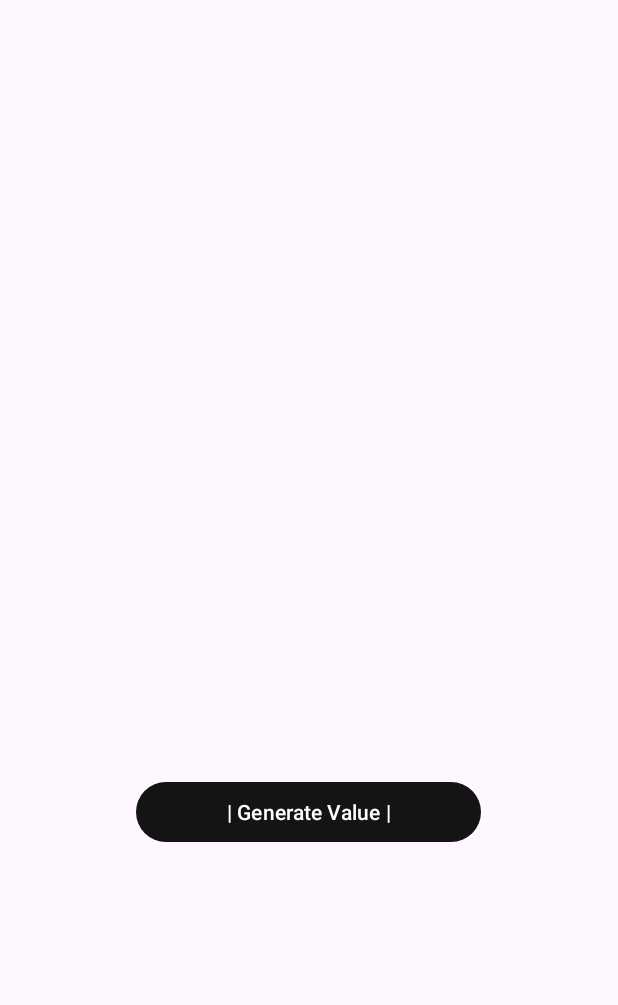
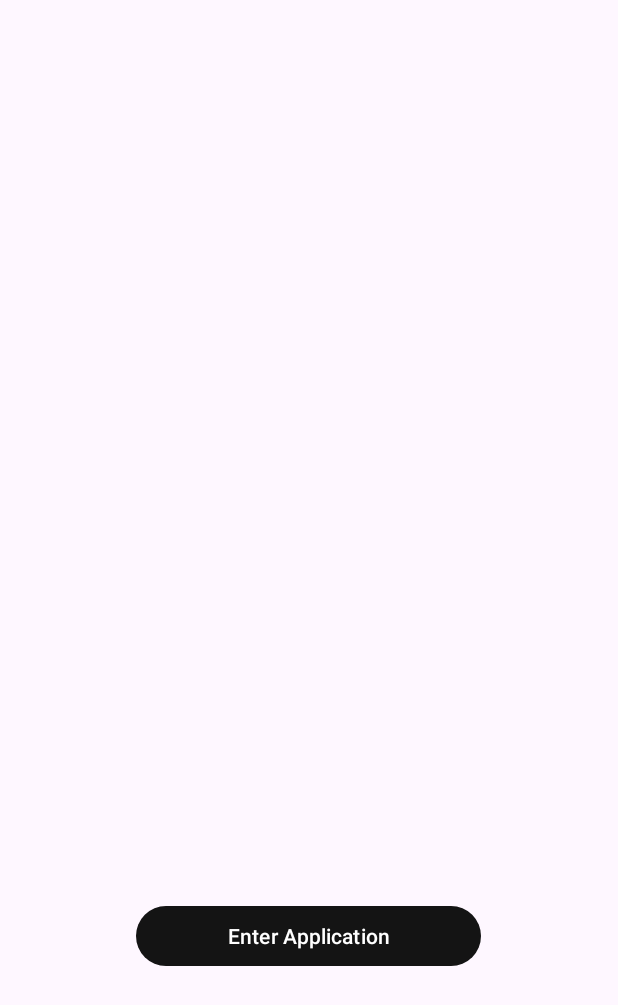
Before and after one commit to RealRyanJames/UIGenerationLister, an Android app: the screen it shows after launch (MainActivity), on a phone screen of 412 x 824 dp. Shown: the top 1005 px of the screen. Run offline under Robolectric (Android 15) with nearby library versions, the phone set to English and light mode, and no system bars.

Commit message:
added a new view for starting page

```diff
--- a/app/src/main/AndroidManifest.xml
+++ b/app/src/main/AndroidManifest.xml
@@ -21,6 +21,10 @@
                 <category android:name="android.intent.category.LAUNCHER" />
             </intent-filter>
         </activity>
+        <activity
+            android:name=".StartingMainScreen"
+            android:exported="false"
+            android:windowSoftInputMode="adjustResize" />
     </application>
 
 </manifest>
--- a/app/src/main/java/com/example/outputmessage/MainActivity.kt
+++ b/app/src/main/java/com/example/outputmessage/MainActivity.kt
@@ -1,58 +1,34 @@
 package com.example.outputmessage
 
-import android.annotation.SuppressLint
+import android.content.Intent
 import android.graphics.Color
 import android.os.Bundle
 import android.widget.Button
-import android.widget.LinearLayout
-import android.widget.TextView
 import androidx.activity.enableEdgeToEdge
 import androidx.appcompat.app.AppCompatActivity
-import kotlin.random.Random
+
+fun createAppendedButton(button: Button) {
+
+    button.text = "Enter Application"
+    button.setBackgroundColor(Color.rgb(20, 20, 20))
+    button.setTextColor(Color.rgb(255, 255, 255))
+
+}
 
 class MainActivity : AppCompatActivity() {
-    @SuppressLint("SetTextI18n")
     override fun onCreate(savedInstanceState: Bundle?) {
         super.onCreate(savedInstanceState)
         enableEdgeToEdge()
-        setContentView(R.layout.activity_main)
-
-        val btn = findViewById<Button>(R.id.button)
-        btn.text = "| Generate Value |"
-
-        val colorR = findViewById<TextView>(R.id.color_r)
-
-        btn.setTextColor(Color.rgb(255, 255, 255))
-        btn.setBackgroundColor(Color.rgb(20, 20, 20))
+        setContentView(R.layout.activity_starting_main_screen)
 
 
-        val view = findViewById<LinearLayout>(R.id.main)
-        btn.setOnClickListener {
-            val r = generateCodes()
-            val g = generateCodes()
-            val b = generateCodes()
-            if (r < 255 || g < 255 || b < 255) {
-                colorR.setTextColor(Color.rgb(255, 255, 255))
-            } else {
-                colorR.setTextColor(Color.rgb(r, g, b))
-            }
+        val button1 = findViewById<Button>(R.id.btn1)
 
+        button1.setOnClickListener {
+            val newView = Intent(this, StartingMainScreen::class.java)
+            startActivity(newView)
+        }
 
-            colorR.text = "R: $r, G: $g, B: $b"
-            view.setBackgroundColor(Color.rgb(r, g, b))
-            btn.text = setNameButton()
-            btn.setTextColor(Color.rgb(255, 255, 255))
-            btn.setBackgroundColor(Color.rgb(20, 20, 20))
-        }
+        createAppendedButton(button1)
     }
 }
-
-fun generateCodes(): Int {
-    val rand = Random.nextInt(1, 254 + 1)
-    return rand
-}
-
-fun setNameButton(): String {
-    Thread.sleep(1 * 2000)
-    return "Generate Color"
-}
--- a/app/src/main/res/layout/activity_main.xml
+++ b/app/src/main/res/layout/activity_main.xml
@@ -1,11 +1,12 @@
 <?xml version="1.0" encoding="utf-8"?>
 <LinearLayout xmlns:android="http://schemas.android.com/apk/res/android"
     xmlns:tools="http://schemas.android.com/tools"
-    android:id="@+id/main"
+    android:id="@+id/welcome"
     android:layout_width="match_parent"
     android:layout_height="match_parent"
     android:orientation="vertical"
     tools:context=".MainActivity">
+
 
     <TextView
         android:id="@+id/color_r"
@@ -14,7 +15,7 @@
         android:layout_gravity="center"
         android:textSize="20.sp"
         android:layout_marginTop="420.sp"
-    />
+        />
 
 
     <Button
@@ -27,4 +28,5 @@
         android:layout_gravity="center"
         tools:ignore="MissingConstraints" />
 
+
 </LinearLayout>
--- /dev/null
+++ b/app/src/main/res/layout/activity_starting_main_screen.xml
@@ -0,0 +1,20 @@
+<?xml version="1.0" encoding="utf-8"?>
+<LinearLayout xmlns:android="http://schemas.android.com/apk/res/android"
+    xmlns:tools="http://schemas.android.com/tools"
+    android:id="@+id/welcome"
+    android:layout_width="match_parent"
+    android:layout_height="match_parent"
+    android:orientation="vertical"
+    tools:context=".MainActivity">
+
+    <Button
+        android:id="@+id/btn1"
+        android:layout_width="wrap_content"
+        android:layout_height="wrap_content"
+        android:layout_gravity="center"
+        android:layout_marginTop="600.dp"
+        android:minWidth="230.sp"
+        android:text="@string/click_me"
+        tools:ignore="MissingConstraints" />
+
+</LinearLayout>
```
Also changed, not shown: app/src/main/java/com/example/outputmessage/StartingMainScreen.kt (added, +67 -0 lines).
